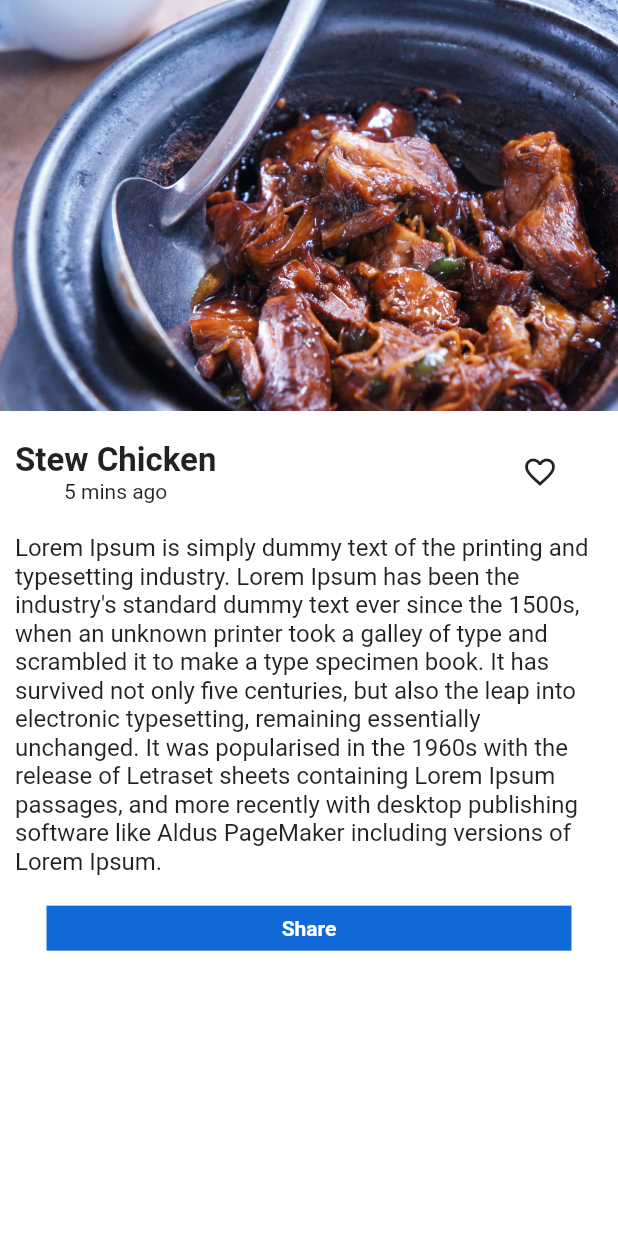
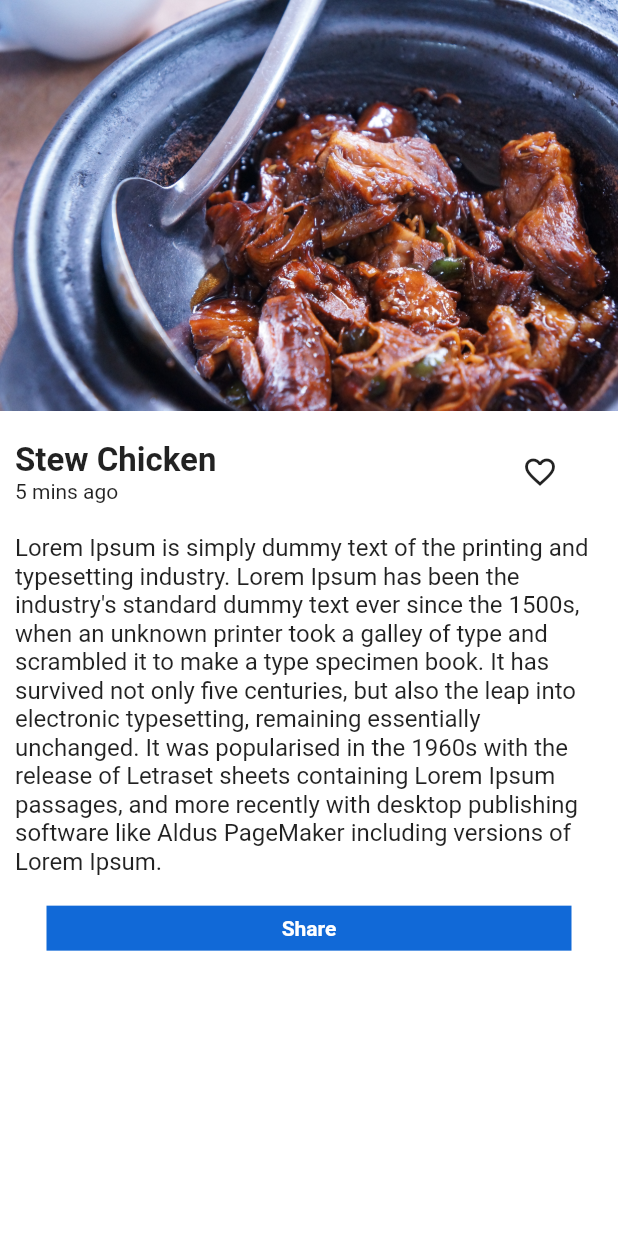
Before and after one commit to CesarPerez-Ksquare/UI_designTask, a Flutter app: the Practice15 screen opened directly, on a phone screen of 412 x 824 dp. Run offline on Flutter 3.47's test engine with Material 2 defaults, Android fonts, the phone set to English and light mode, and no system bars.

Commit message:
UI Design

```diff
--- a/ui_design/lib/main.dart
+++ b/ui_design/lib/main.dart
@@ -1,5 +1,5 @@
 import 'package:flutter/material.dart';
-import 'package:ui_design/screens/practice_10.dart';
+import 'package:ui_design/screens/practice_15.dart';
 
 void main() {
   runApp(const MyApp());
@@ -14,7 +14,7 @@ class MyApp extends StatelessWidget {
     return MaterialApp(
       debugShowCheckedModeBanner: false,
       title: 'UI - Design Task',
-      home: const Practice10(),
+      home: const Practice15(),
     );
   }
 }
--- a/ui_design/lib/screens/practice_15.dart
+++ b/ui_design/lib/screens/practice_15.dart
@@ -26,6 +26,7 @@ class Practice15 extends StatelessWidget {
                     margin: const EdgeInsets.fromLTRB(10, 20, 0, 10),
                     child: Column(
                       mainAxisAlignment: MainAxisAlignment.start,
+                      crossAxisAlignment: CrossAxisAlignment.start,
                       children: const [
                         Text(
                           'Stew Chicken',
```
Also changed, not shown: 1 other file.
